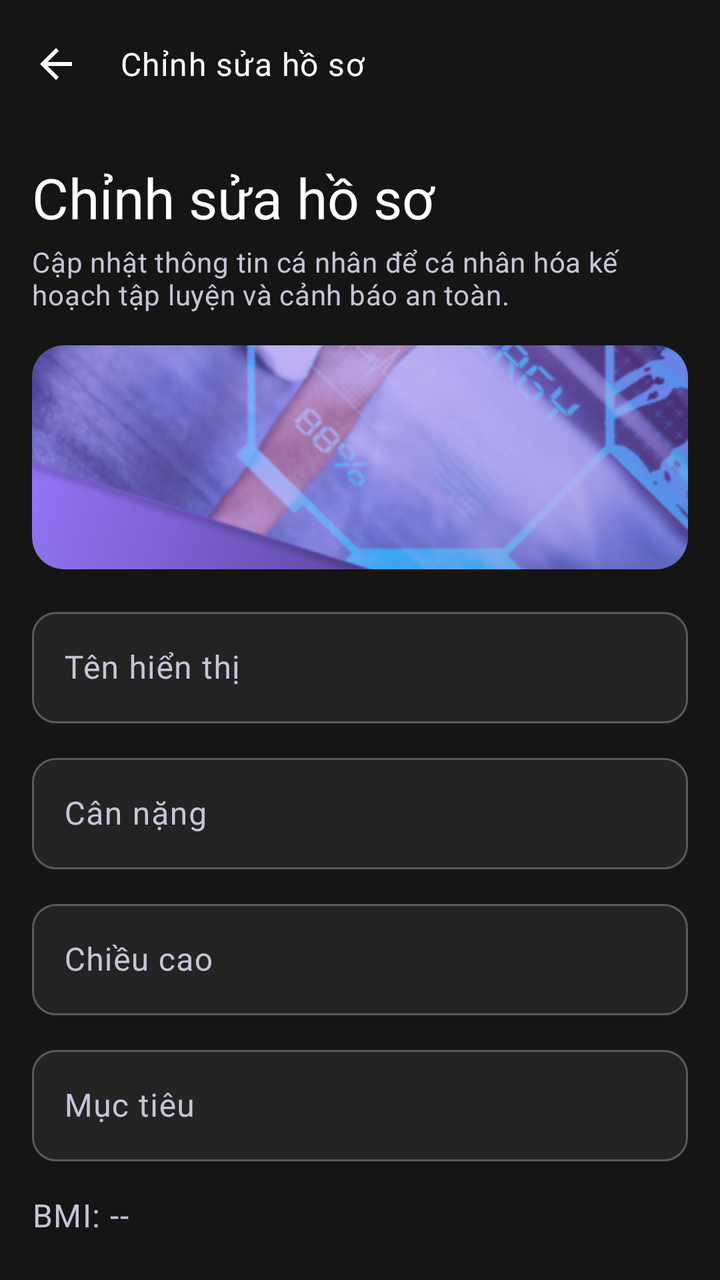
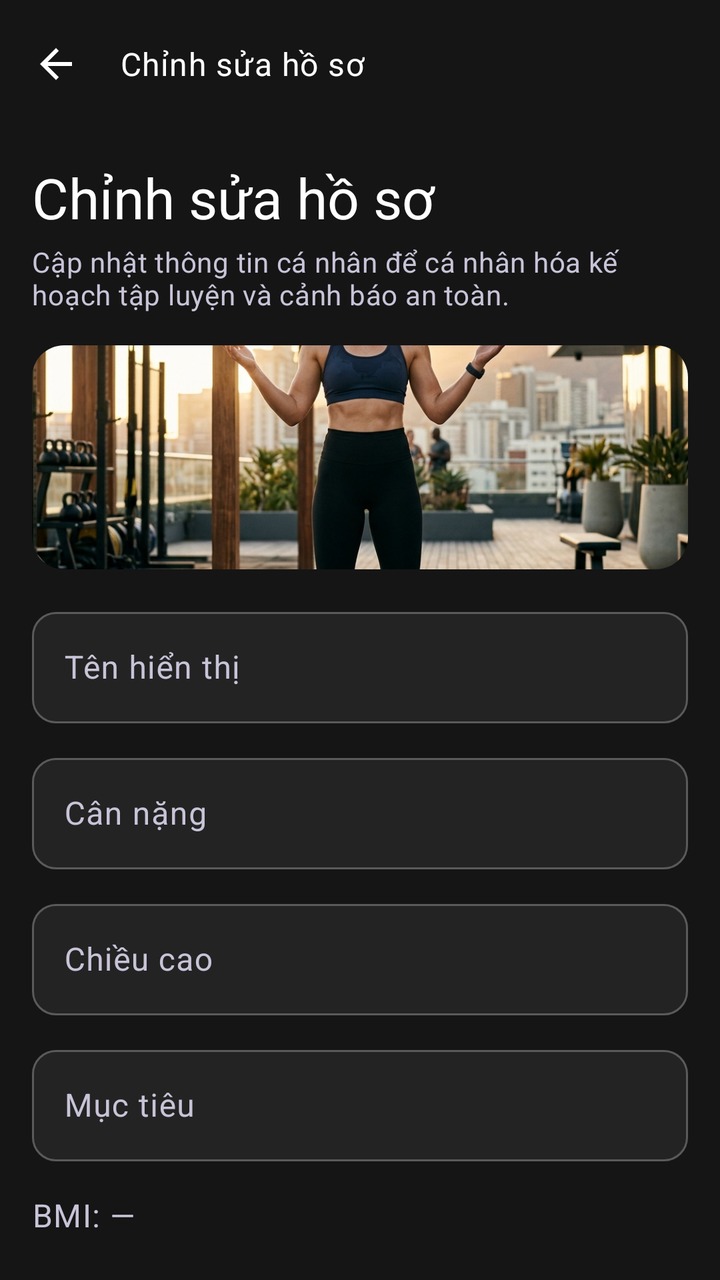

Compare the two renders of this Android layout. The source of the first and the diff that turns it into the second are given below.
<!-- AndroidManifest.xml: application theme Theme.SmartGymAI -->
<!-- res/layout/fragment_edit_profile.xml -->
<?xml version="1.0" encoding="utf-8"?>
<FrameLayout xmlns:android="http://schemas.android.com/apk/res/android"
    xmlns:app="http://schemas.android.com/apk/res-auto"
    android:layout_width="match_parent"
    android:layout_height="match_parent"
    android:background="@color/background">

    <LinearLayout
        android:layout_width="match_parent"
        android:layout_height="match_parent"
        android:orientation="vertical">

        <com.google.android.material.appbar.MaterialToolbar
            android:id="@+id/toolbar"
            android:layout_width="match_parent"
            android:layout_height="?attr/actionBarSize"
            android:background="@color/background"
            app:navigationContentDescription="@string/action_back"
            app:navigationIcon="@drawable/ic_arrow_back"
            app:title="@string/profile_edit_title"
            app:titleTextAppearance="@style/TextStyle.BodyBold"
            app:titleTextColor="@color/on_background" />

        <androidx.core.widget.NestedScrollView
            android:id="@+id/scroll_view"
            android:layout_width="match_parent"
            android:layout_height="0dp"
            android:layout_weight="1"
            android:clipToPadding="false"
            android:fillViewport="true"
            android:paddingBottom="@dimen/screen_bottom_padding">

            <LinearLayout
                android:layout_width="match_parent"
                android:layout_height="wrap_content"
                android:orientation="vertical"
                android:padding="@dimen/spacing_lg">

                <TextView
                    android:layout_width="match_parent"
                    android:layout_height="wrap_content"
                    android:text="@string/profile_edit_title"
                    android:textAppearance="@style/TextStyle.HeadlineLg" />

                <TextView
                    android:layout_width="match_parent"
                    android:layout_height="wrap_content"
                    android:layout_marginTop="@dimen/spacing_xs"
                    android:text="@string/profile_edit_subtitle"
                    android:textAppearance="@style/TextStyle.BodyBase" />

                <ImageView
                    android:layout_width="match_parent"
                    android:layout_height="112dp"
                    android:layout_marginTop="@dimen/spacing_lg"
                    android:background="@drawable/bg_onboarding_hero"
                    android:clipToOutline="true"
                    android:contentDescription="@null"
                    android:importantForAccessibility="no"
                    android:scaleType="centerCrop"
                    android:src="@drawable/img_hero_profile" />

                <com.google.android.material.textfield.TextInputLayout
                    android:id="@+id/til_display_name"
                    style="@style/Widget.SmartGym.TextField"
                    android:layout_width="match_parent"
                    android:layout_height="wrap_content"
                    android:layout_marginTop="@dimen/spacing_lg"
                    android:hint="@string/profile_display_name_hint">

                    <com.google.android.material.textfield.TextInputEditText
                        android:id="@+id/et_display_name"
                        android:layout_width="match_parent"
                        android:layout_height="wrap_content"
                        android:imeOptions="actionNext"
                        android:inputType="textPersonName"
                        android:maxLength="50"
                        android:maxLines="1"
                        android:textColor="@color/on_surface" />
                </com.google.android.material.textfield.TextInputLayout>

                <com.google.android.material.textfield.TextInputLayout
                    android:id="@+id/til_weight"
                    style="@style/Widget.SmartGym.TextField"
                    android:layout_width="match_parent"
                    android:layout_height="wrap_content"
                    android:layout_marginTop="@dimen/spacing_md"
                    android:hint="@string/profile_weight_hint"
                    app:suffixText="@string/unit_kg">

                    <com.google.android.material.textfield.TextInputEditText
                        android:id="@+id/et_weight"
                        android:layout_width="match_parent"
                        android:layout_height="wrap_content"
                        android:digits="0123456789.,"
                        android:imeOptions="actionNext"
                        android:inputType="numberDecimal"
                        android:maxLines="1"
                        android:textColor="@color/on_surface" />
                </com.google.android.material.textfield.TextInputLayout>

                <com.google.android.material.textfield.TextInputLayout
                    android:id="@+id/til_height"
                    style="@style/Widget.SmartGym.TextField"
                    android:layout_width="match_parent"
                    android:layout_height="wrap_content"
                    android:layout_marginTop="@dimen/spacing_md"
                    android:hint="@string/profile_height_hint"
                    app:suffixText="@string/unit_cm">

                    <com.google.android.material.textfield.TextInputEditText
                        android:id="@+id/et_height"
                        android:layout_width="match_parent"
                        android:layout_height="wrap_content"
                        android:digits="0123456789.,"
                        android:imeOptions="actionNext"
                        android:inputType="numberDecimal"
                        android:maxLines="1"
                        android:textColor="@color/on_surface" />
                </com.google.android.material.textfield.TextInputLayout>

                <com.google.android.material.textfield.TextInputLayout
                    android:id="@+id/til_goal"
                    style="@style/Widget.SmartGym.TextField"
                    android:layout_width="match_parent"
                    android:layout_height="wrap_content"
                    android:layout_marginTop="@dimen/spacing_md"
                    android:hint="@string/profile_goal_hint">

                    <com.google.android.material.textfield.TextInputEditText
                        android:id="@+id/et_goal"
                        android:layout_width="match_parent"
                        android:layout_height="wrap_content"
                        android:imeOptions="actionDone"
                        android:inputType="text"
                        android:maxLength="120"
                        android:maxLines="2"
                        android:textColor="@color/on_surface" />
                </com.google.android.material.textfield.TextInputLayout>

                <TextView
                    android:id="@+id/tv_bmi_display"
                    android:layout_width="match_parent"
                    android:layout_height="wrap_content"
                    android:layout_marginTop="@dimen/spacing_lg"
                    android:text="@string/profile_bmi_unavailable"
                    android:textAppearance="@style/TextStyle.BodyBold"
                    android:textColor="@color/on_surface_variant" />

                <com.google.android.material.button.MaterialButton
                    android:id="@+id/btn_save"
                    style="@style/Widget.SmartGym.Button.Primary"
                    android:layout_width="match_parent"
                    android:layout_height="@dimen/button_height"
                    android:layout_marginTop="@dimen/spacing_xl"
                    android:enabled="false"
                    android:text="@string/profile_save_changes" />

                <com.google.android.material.button.MaterialButton
                    android:id="@+id/btn_cancel"
                    style="@style/Widget.Material3.Button.TextButton"
                    android:layout_width="match_parent"
                    android:layout_height="@dimen/button_height"
                    android:layout_marginTop="@dimen/spacing_sm"
                    android:text="@string/action_cancel"
                    android:textColor="@color/primary" />
            </LinearLayout>
        </androidx.core.widget.NestedScrollView>
    </LinearLayout>

    <ProgressBar
        android:id="@+id/progress_bar"
        android:layout_width="wrap_content"
        android:layout_height="wrap_content"
        android:layout_gravity="center"
        android:contentDescription="@string/ai_loading"
        android:indeterminateTint="@color/primary"
        android:visibility="gone" />
</FrameLayout>
<!-- resources referenced by this layout -->
<resources>
  <color name="background">#FF151515</color>
  <color name="on_background">#FFFFFFFF</color>
  <color name="on_surface">#FFFFFFFF</color>
  <color name="primary">#FF6739FF</color>
  <dimen name="button_height">56dp</dimen>
  <dimen name="screen_bottom_padding">96dp</dimen>
  <dimen name="spacing_lg">16dp</dimen>
  <dimen name="spacing_md">12dp</dimen>
  <dimen name="spacing_sm">8dp</dimen>
  <dimen name="spacing_xl">24dp</dimen>
  <dimen name="spacing_xs">4dp</dimen>
  <!-- drawable bg_onboarding_hero (drawable) -->
  <?xml version="1.0" encoding="utf-8"?>
  <shape xmlns:android="http://schemas.android.com/apk/res/android">
      <corners android:radius="@dimen/radius_lg" />
      <gradient
          android:angle="135"
          android:endColor="@color/secondary"
          android:startColor="@color/primary_container" />
  </shape>
  <!-- drawable img_hero_profile: png bitmap (drawable-nodpi, 189326 bytes) -->
  <string name="action_back">Quay lại</string>
  <string name="action_cancel">Hủy</string>
  <string name="ai_loading">Đang tải…</string>
  <string name="profile_bmi_unavailable">BMI: --</string>
  <string name="unit_cm">cm</string>
  <string name="unit_kg">kg</string>
  <style name="Theme.SmartGymAI" parent="Theme.Material3.DayNight.NoActionBar">
          
          <item name="colorPrimary">@color/primary</item>
          <item name="colorOnPrimary">@color/on_primary</item>
          <item name="colorPrimaryContainer">@color/primary_container</item>
          <item name="colorOnPrimaryContainer">@color/on_primary_container</item>
  
          
          <item name="colorSecondary">@color/secondary</item>
          <item name="colorOnSecondary">@color/on_secondary</item>
          <item name="colorSecondaryContainer">@color/secondary_container</item>
          <item name="colorOnSecondaryContainer">@color/on_secondary_container</item>
  
          
          <item name="colorTertiary">@color/tertiary</item>
          <item name="colorOnTertiary">@color/on_tertiary</item>
  
          
          <item name="colorError">@color/error</item>
          <item name="colorOnError">@color/on_error</item>
          <item name="colorErrorContainer">@color/error_container</item>
          <item name="colorOnErrorContainer">@color/on_error_container</item>
  
          
          <item name="android:colorBackground">@color/background</item>
          <item name="colorOnBackground">@color/on_background</item>
          <item name="colorSurface">@color/surface</item>
          <item name="colorOnSurface">@color/on_surface</item>
          <item name="colorSurfaceVariant">@color/surface_variant</item>
          <item name="colorOnSurfaceVariant">@color/on_surface_variant</item>
          <item name="colorSurfaceContainerHigh">@color/surface_container_high</item>
  
          
          <item name="colorOutline">@color/outline</item>
          <item name="colorOutlineVariant">@color/outline_variant</item>
  
          
          <item name="android:statusBarColor">@color/transparent</item>
          <item name="android:navigationBarColor">@color/transparent</item>
          <item name="android:windowLightStatusBar">false</item>
          <item name="android:windowBackground">@color/background</item>
  
          
          <item name="bottomNavigationStyle">@style/Widget.SmartGym.BottomNav</item>
      </style>
  <dimen name="radius_lg">16dp</dimen>
  <color name="secondary">#FF997AFF</color>
  <color name="primary_container">#FF2F225C</color>
  <color name="on_primary">#FFFFFFFF</color>
  <color name="surface_container">#FF232323</color>
  <color name="on_secondary">#FFFFFFFF</color>
  <color name="tertiary">#FF34C759</color>
  <color name="on_tertiary">#FF06220D</color>
  <color name="error">#FFFF6B6B</color>
  <color name="on_error">#FFFFFFFF</color>
  <color name="error_container">#FF522222</color>
  <color name="surface">#FF1B1B1B</color>
  <color name="surface_variant">#FF5A5A5A</color>
  <color name="outline">#FF908A9D</color>
  <color name="outline_variant">#FF4E4859</color>
  <color name="transparent">#00000000</color>
  <!-- unchanged entries left out for length: 21 -->
</resources>

<!-- the commit's change to res/layout/fragment_edit_profile.xml (unified diff, before → after) -->
@@ -2,8 +2,7 @@
 <FrameLayout xmlns:android="http://schemas.android.com/apk/res/android"
     xmlns:app="http://schemas.android.com/apk/res-auto"
     android:layout_width="match_parent"
-    android:layout_height="match_parent"
-    android:background="@color/background">
+    android:layout_height="match_parent">
 
     <LinearLayout
         android:layout_width="match_parent"
@@ -49,12 +48,11 @@
                     android:text="@string/profile_edit_subtitle"
                     android:textAppearance="@style/TextStyle.BodyBase" />
 
-                <ImageView
+                <com.google.android.material.imageview.ShapeableImageView
                     android:layout_width="match_parent"
                     android:layout_height="112dp"
                     android:layout_marginTop="@dimen/spacing_lg"
-                    android:background="@drawable/bg_onboarding_hero"
-                    android:clipToOutline="true"
+                    app:shapeAppearanceOverlay="@style/ShapeAppearance.SmartGym.RoundedHero"
                     android:contentDescription="@null"
                     android:importantForAccessibility="no"
                     android:scaleType="centerCrop"
<!-- resource entries referenced after the edit -->
@@ -11,22 +11,16 @@
   <dimen name="spacing_sm">8dp</dimen>
   <dimen name="spacing_xl">24dp</dimen>
   <dimen name="spacing_xs">4dp</dimen>
-  <!-- drawable bg_onboarding_hero (drawable) -->
-  <?xml version="1.0" encoding="utf-8"?>
-  <shape xmlns:android="http://schemas.android.com/apk/res/android">
-      <corners android:radius="@dimen/radius_lg" />
-      <gradient
-          android:angle="135"
-          android:endColor="@color/secondary"
-          android:startColor="@color/primary_container" />
-  </shape>
-  <!-- drawable img_hero_profile: png bitmap (drawable-nodpi, 189326 bytes) -->
+  <!-- drawable img_hero_profile: png bitmap (drawable-nodpi, 776934 bytes) -->
   <string name="action_back">Quay lại</string>
   <string name="action_cancel">Hủy</string>
   <string name="ai_loading">Đang tải…</string>
-  <string name="profile_bmi_unavailable">BMI: --</string>
+  <string name="profile_bmi_unavailable">BMI: —</string>
   <string name="unit_cm">cm</string>
   <string name="unit_kg">kg</string>
+  <style name="ShapeAppearance.SmartGym.RoundedHero" parent="ShapeAppearance.Material3.MediumComponent">
+          <item name="cornerSize">@dimen/radius_lg</item>
+      </style>
   <style name="Theme.SmartGymAI" parent="Theme.Material3.DayNight.NoActionBar">
           
           <item name="colorPrimary">@color/primary</item>
@@ -68,6 +62,7 @@
           <item name="android:navigationBarColor">@color/transparent</item>
           <item name="android:windowLightStatusBar">false</item>
           <item name="android:windowBackground">@color/background</item>
+          <item name="android:windowNoTitle">true</item>
   
           
           <item name="bottomNavigationStyle">@style/Widget.SmartGym.BottomNav</item>
